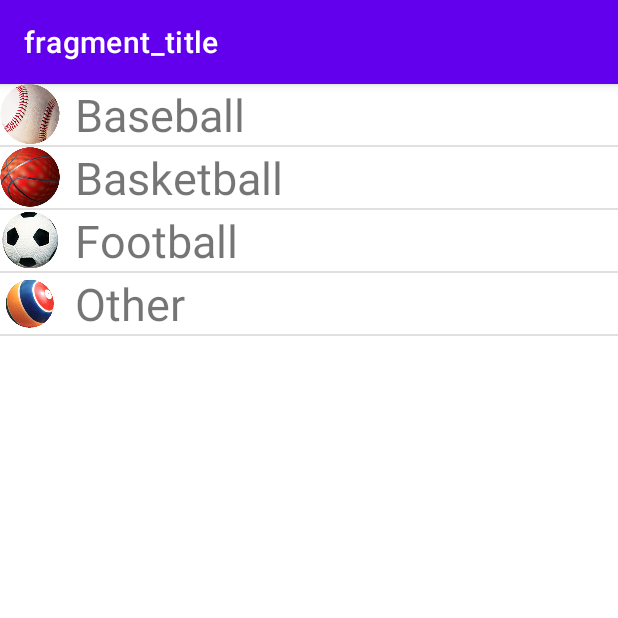
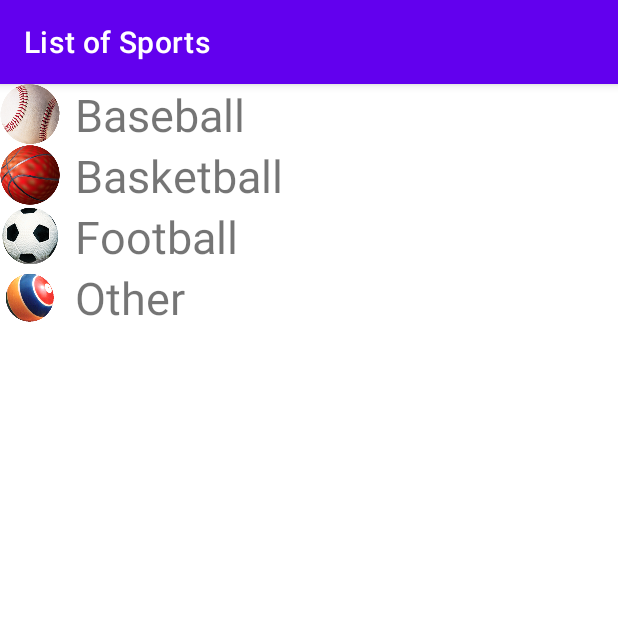
Before and after one commit to wenling91/2222, an Android app: the screen it shows after launch (MainActivity), on a phone screen of 412 x 824 dp, the top half of it. Run offline under Robolectric (Android 15) with nearby library versions, the phone set to English and light mode, and no system bars; our stand-ins replace navigation-ui.

Commit message:
Final ver.

```diff
--- a/app/src/main/java/com/example/recyclerviewexample/BallAdapter.kt
+++ b/app/src/main/java/com/example/recyclerviewexample/BallAdapter.kt
@@ -37,6 +37,6 @@ class BallAdapter(val ballList: List<Balls>) : RecyclerView.Adapter<BallAdapter.
 
     //get the number of total items
     override fun getItemCount(): Int {
-        return ballList.size
+        return 4
     }
 }
--- a/app/src/main/java/com/example/recyclerviewexample/DetailsFragment.kt
+++ b/app/src/main/java/com/example/recyclerviewexample/DetailsFragment.kt
@@ -23,8 +23,8 @@ class DetailsFragment : Fragment() {
         // Inflate the layout for this fragment
         binding = FragmentDetailsBinding.inflate(layoutInflater)
 
-        //set fragment title
-        (activity as AppCompatActivity).supportActionBar?.title = "Detailed Information"
+//        //set fragment title
+//        (activity as AppCompatActivity).supportActionBar?.title = "Detailed Information"
 
         val args = DetailsFragmentArgs.fromBundle(requireArguments())
         binding.ballName.text = args.name
--- a/app/src/main/java/com/example/recyclerviewexample/TitleFragment.kt
+++ b/app/src/main/java/com/example/recyclerviewexample/TitleFragment.kt
@@ -24,8 +24,8 @@ class TitleFragment : Fragment() {
         // Inflate the layout for this fragment
         binding = FragmentTitleBinding.inflate(inflater, container, false)
 
-        //set fragment title
-        (activity as AppCompatActivity).supportActionBar?.title = "List of Sports"
+//        //set fragment title
+//        (activity as AppCompatActivity).supportActionBar?.title = "List of Sports"
 
         //setup our initial data
         initBallList()
@@ -39,9 +39,10 @@ class TitleFragment : Fragment() {
         //pass by reference
         binding.recyclerview.adapter = adapter
 
-        //add a divider line
-        val dividerItemDecoration = DividerItemDecoration(context, DividerItemDecoration.VERTICAL)
-        binding.recyclerview.addItemDecoration(dividerItemDecoration)
+//        //add a divider line
+//        val dividerItemDecoration = DividerItemDecoration(context, DividerItemDecoration.VERTICAL)
+//        binding.recyclerview.addItemDecoration(dividerItemDecoration)
+
 //        binding.recyclerview.addItemDecoration(DividerItemDecoration(this, DividerItemDecoration.VERTICAL)) //add a divider line
 
 
--- a/app/src/main/res/navigation/navigation.xml
+++ b/app/src/main/res/navigation/navigation.xml
@@ -7,8 +7,8 @@
     <fragment
         android:id="@+id/titleFragment"
         android:name="com.example.recyclerviewexample.TitleFragment"
-        android:label="fragment_title"
-        tools:layout="@layout/fragment_title" >
+        android:label="List of Sports"
+        tools:layout="@layout/fragment_title">
         <action
             android:id="@+id/action_titleFragment_to_detailsFragment"
             app:destination="@id/detailsFragment"
@@ -17,8 +17,8 @@
     <fragment
         android:id="@+id/detailsFragment"
         android:name="com.example.recyclerviewexample.DetailsFragment"
-        android:label="fragment_details"
-        tools:layout="@layout/fragment_details" >
+        android:label="Detailed Information"
+        tools:layout="@layout/fragment_details">
         <action
             android:id="@+id/action_detailsFragment_to_titleFragment"
             app:destination="@id/titleFragment" />
```
